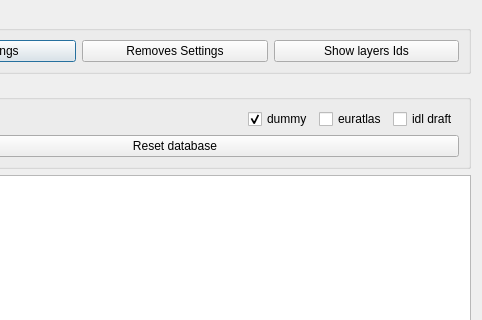
Qt form ui/debug.ui (dhlab-epfl/GlobalAtlas-qgis) before a commit; both pictures show x 132 to 614 and y 0 to 320 of the 614 by 588 pixel window.
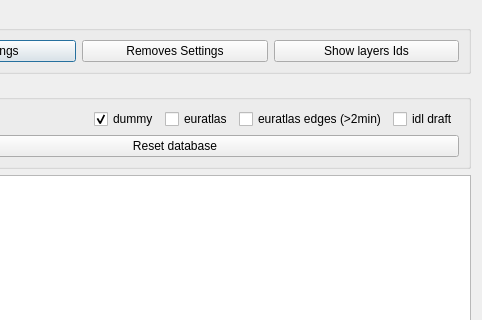
The same form after that commit.

```diff
--- a/ui/debug.ui
+++ b/ui/debug.ui
@@ -82,6 +82,13 @@
           </property>
          </widget>
         </item>
+        <item>
+         <widget class="QCheckBox" name="euratlasEdgesDataCheckBox">
+          <property name="text">
+           <string>euratlas edges (&gt;2min)</string>
+          </property>
+         </widget>
+        </item>
         <item>
          <widget class="QCheckBox" name="idlDraftDataCheckBox">
           <property name="text">
```
